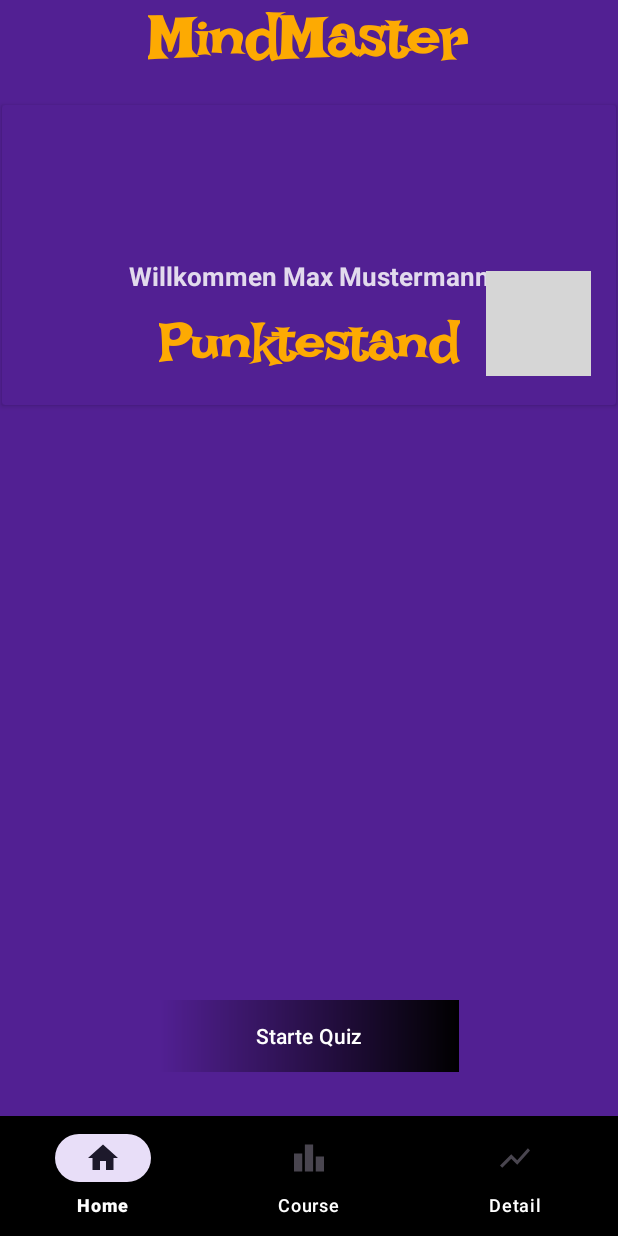
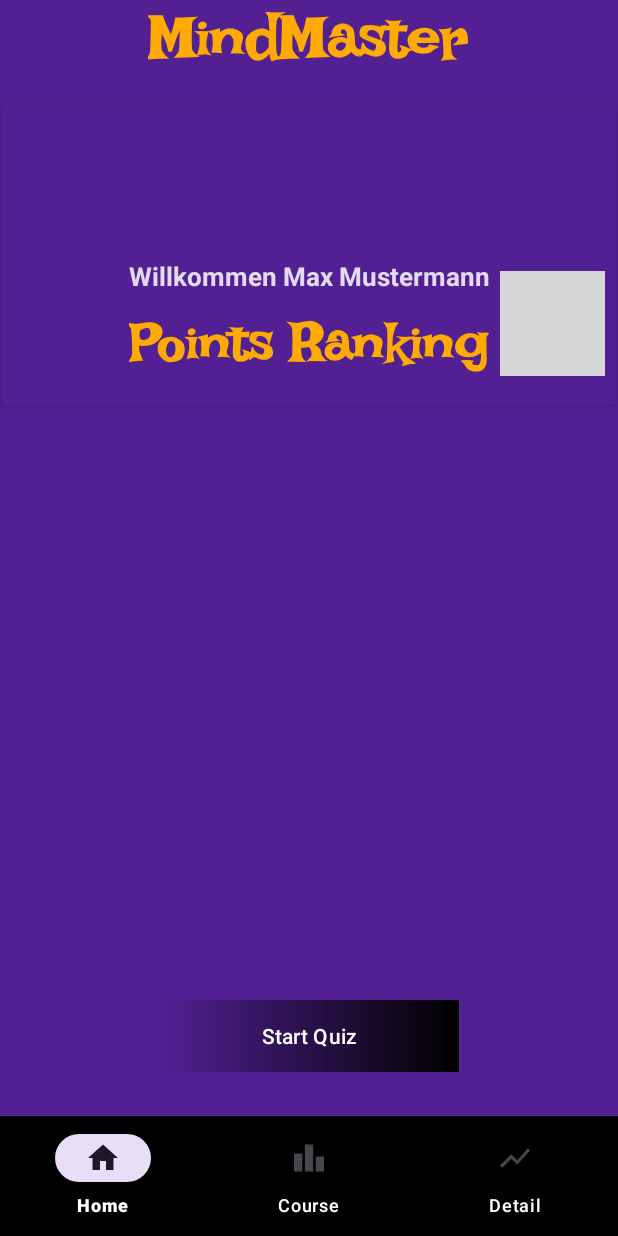
Before and after one commit to Aliiiiii87/MindMaster, an Android app: the HomeFragment screen opened through its navigation route, on a phone screen of 412 x 824 dp. Run offline under Robolectric (Android 15) with nearby library versions, the phone set to English and light mode, and no system bars; our stand-ins replace CircleImageView, Room's generated code, navigation-ui; pictures from the network do not load; 3 statements that could not run were skipped; grey boxes are pictures that could not be loaded.

Commit message:
HomeFragemnt/JokeApi / Course Fragemnt / Animation / Logik

```diff
--- a/app/src/main/res/layout/fragment_category.xml
+++ b/app/src/main/res/layout/fragment_category.xml
@@ -54,11 +54,11 @@
         android:id="@+id/textView5"
         android:layout_width="wrap_content"
         android:layout_height="wrap_content"
-        android:layout_marginStart="14dp"
+        android:layout_marginStart="18dp"
         android:fontFamily="@font/irish_grover_regular"
-        android:text="Schwierigkeitsstufe"
+        android:text="Level"
         android:textColor="@color/dark_purple"
-        android:textSize="24sp"
+        android:textSize="34sp"
         android:textStyle="bold"
         app:layout_constraintBottom_toBottomOf="@+id/spinner"
         app:layout_constraintStart_toStartOf="parent"
--- a/app/src/main/res/layout/fragment_home.xml
+++ b/app/src/main/res/layout/fragment_home.xml
@@ -27,9 +27,9 @@
         android:layout_width="200dp"
         android:layout_height="wrap_content"
         android:background="@drawable/gardient_backround_result"
-        android:text="Starte Quiz"
         android:clickable="true"
         android:shadowRadius="40"
+        android:text="Start Quiz"
         app:layout_constraintBottom_toBottomOf="parent"
         app:layout_constraintEnd_toEndOf="parent"
         app:layout_constraintStart_toStartOf="parent"
@@ -106,15 +106,15 @@
                 android:layout_width="wrap_content"
                 android:layout_height="wrap_content"
                 android:layout_marginBottom="20dp"
+                android:animation="@anim/slide_text"
                 android:fontFamily="@font/irish_grover_regular"
-                android:text="Punktestand"
+                android:text="Points Ranking"
                 android:textColor="@color/orange"
                 android:textSize="36sp"
                 android:textStyle="bold"
                 app:layout_constraintBottom_toBottomOf="parent"
                 app:layout_constraintEnd_toEndOf="parent"
-                app:layout_constraintStart_toStartOf="parent"
-                android:animation="@anim/slide_text" />
+                app:layout_constraintStart_toStartOf="parent" />
 
             <de.hdodenhof.circleimageview.CircleImageView
                 android:id="@+id/userImageIV"
```
Also changed, not shown: app/src/main/res/layout/popup_layout.xml (+5 -7 lines).
